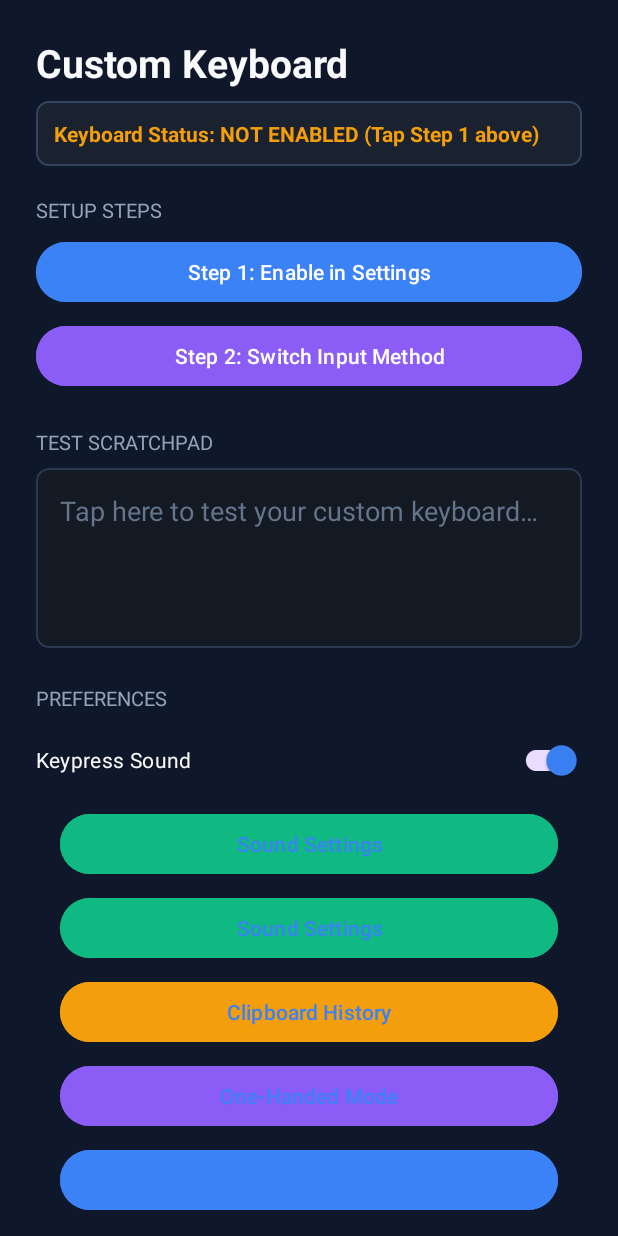
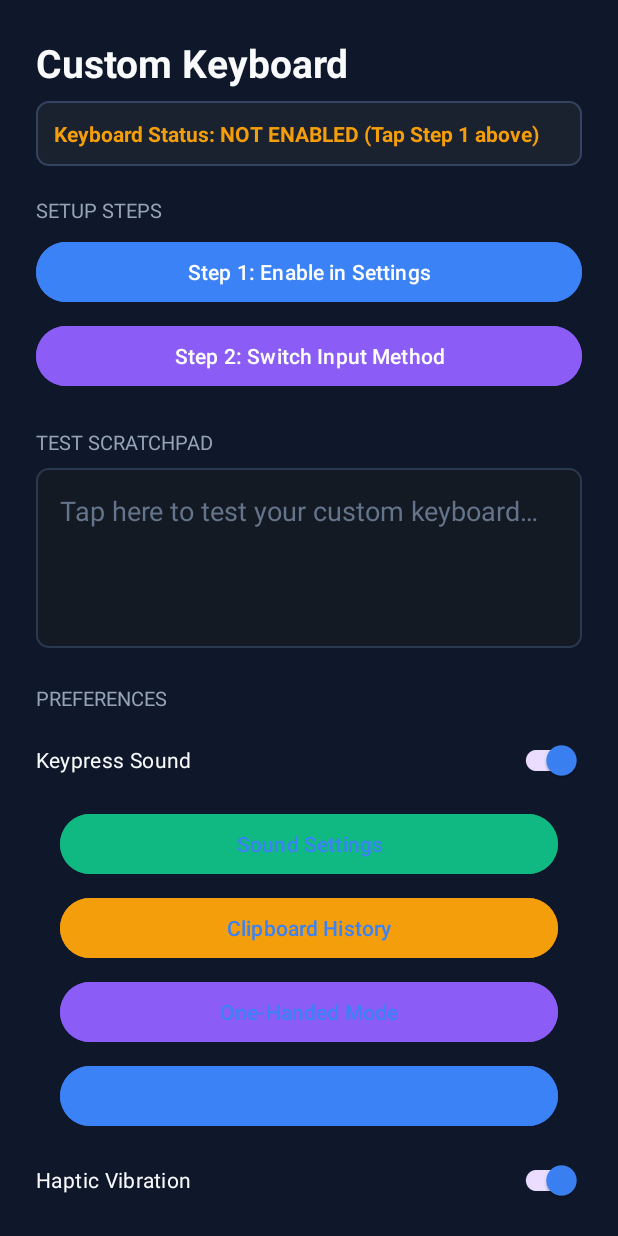
Before and after one commit to Uiop098/CustomKeyboard, an Android app: the screen it shows after launch (MainActivity), on a phone screen of 412 x 824 dp. Run offline under Robolectric (Android 15) with nearby library versions, the light colour scheme and no system bars.

Commit message:
fix: remove duplicate btn_sound_settings button in activity_main.xml

```diff
--- a/app/src/main/res/layout/activity_main.xml
+++ b/app/src/main/res/layout/activity_main.xml
@@ -129,17 +129,6 @@
             android:backgroundTint="@color/accent_green"
             style="?android:attr/buttonBarButtonStyle" />
 
-<Button
-            android:id="@+id/btn_sound_settings"
-            android:layout_width="match_parent"
-            android:layout_height="wrap_content"
-            android:layout_marginTop="8dp"
-            android:layout_marginStart="16dp"
-            android:layout_marginEnd="16dp"
-            android:text="Sound Settings"
-            android:backgroundTint="@color/accent_green"
-            style="?android:attr/buttonBarButtonStyle" />
-
         <Button
             android:id="@+id/btn_clipboard_history"
             android:layout_width="match_parent"
```
